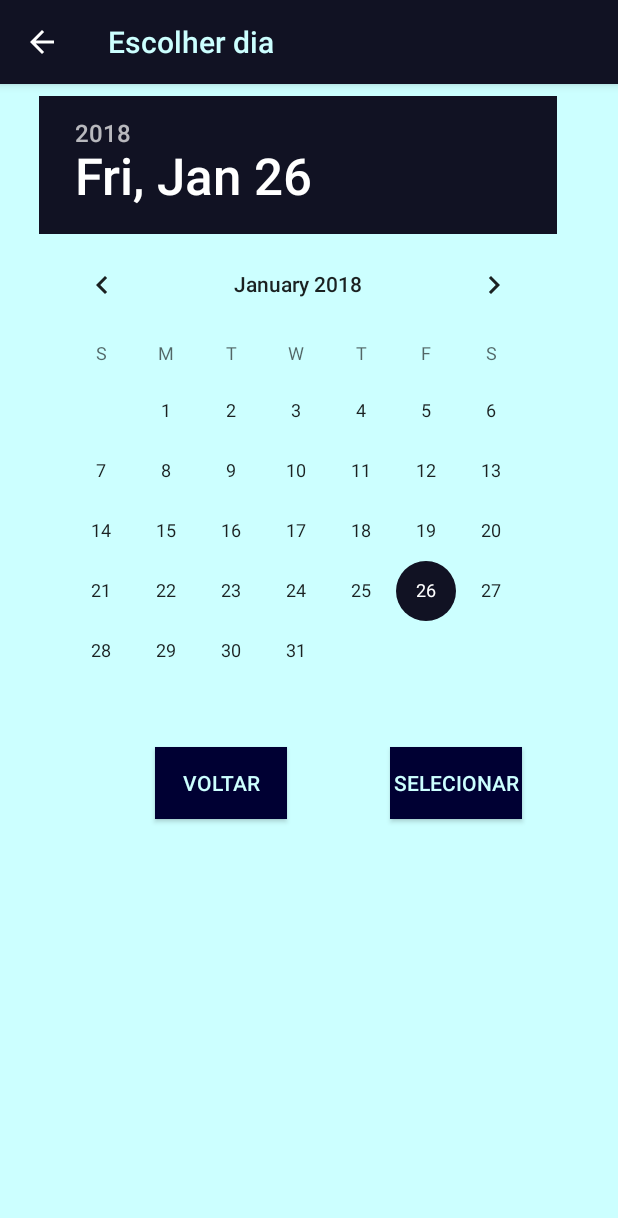
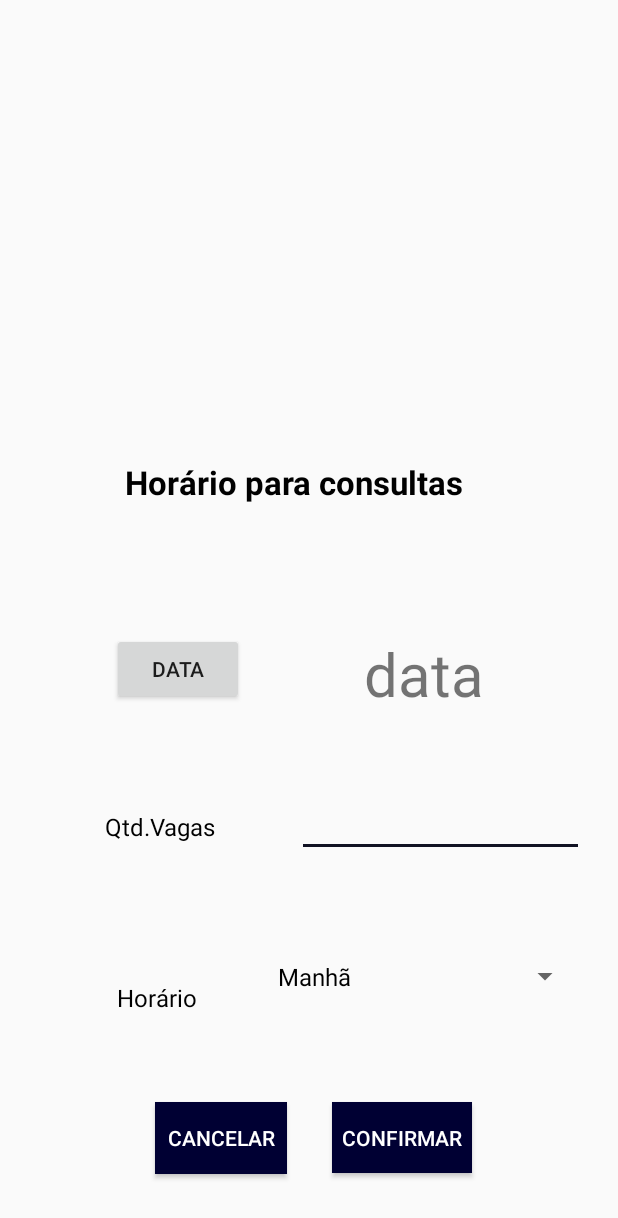
Before and after one commit to CGCavalcante/Health-new, an Android app: the MenuMedicoActivity screen opened directly, with no data from a screen before it, after a tap on "MEU CALENDÁRIO", on a phone screen of 412 x 824 dp. Shown: the top 1218 px of the screen. Run offline under Robolectric (Android 15) with nearby library versions, the phone set to English and light mode, and no system bars.

Commit message:
Mudanças na funcionalidade meu calendario (menu medico)

```diff
--- /dev/null
+++ b/app/src/main/java/com/maishealth/maishealth/CalendarioDialog.java
@@ -0,0 +1,91 @@
+package com.maishealth.maishealth;
+
+import android.app.DatePickerDialog;
+import android.content.Intent;
+import android.support.v7.app.AppCompatActivity;
+import android.os.Bundle;
+import android.view.View;
+import android.widget.AdapterView;
+import android.widget.ArrayAdapter;
+import android.widget.Button;
+import android.widget.DatePicker;
+import android.widget.EditText;
+import android.widget.Spinner;
+import android.widget.TextView;
+
+import com.maishealth.maishealth.usuario.gui.MenuMedicoActivity;
+
+import java.util.Calendar;
+
+public class CalendarioDialog extends AppCompatActivity {
+    private final String[] listaHorarioMedico = {"Manhã", "Tarde"};
+    Button btnConfirmarConsultas;
+    Button btnClick;
+    TextView textData;
+    private EditText editTextQtdVagasMed;
+    private Spinner spinnerHorarioMedico;
+
+    @Override
+    protected void onCreate(Bundle savedInstanceState) {
+        super.onCreate(savedInstanceState);
+        setContentView(R.layout.activity_calendario_dialog);
+
+        editTextQtdVagasMed = findViewById(R.id.editTextQtdVagasMed);
+        spinnerHorarioMedico = findViewById(R.id.editTextInicioHorMed);
+        btnConfirmarConsultas = findViewById(R.id.bt_confirmar_hor_montado_med);
+
+        btnClick = (Button) findViewById(R.id.btndata);
+        textData = (TextView) findViewById(R.id.data);
+
+        btnClick.setOnClickListener(new View.OnClickListener() {
+            @Override
+            public void onClick(View v) {
+                pegarData();
+            }
+        });
+
+        // inicia os valores do spinner:
+        spinnerHorarioMedico.setAdapter(new ArrayAdapter<>(this, android.R.layout.simple_spinner_dropdown_item, listaHorarioMedico));
+        spinnerHorarioMedico.setOnItemSelectedListener(new AdapterView.OnItemSelectedListener() {
+            @Override
+            public void onItemSelected(AdapterView<?> parent, View view, int position, long id) {
+            }
+
+            @Override
+            public void onNothingSelected(AdapterView<?> parent) {
+            }
+        });
+
+    }
+
+    private void pegarData() {
+        Calendar c = Calendar.getInstance();
+        int dia = c.get(Calendar.DAY_OF_MONTH);
+        int mes = c.get(Calendar.MONTH);
+        int ano = c.get(Calendar.YEAR);
+
+        DatePickerDialog dp = new DatePickerDialog(CalendarioDialog.this, new DatePickerDialog.OnDateSetListener() {
+            @Override
+            public void onDateSet(DatePicker view, int year, int month, int dayOfMonth) {
+                textData.setText(dayOfMonth + "/" + (month + 1) + "/" + year);
+            }
+        }, ano, mes, dia);
+
+        dp.show();
+    }
+
+    private void mudarTela(Class tela) {
+        Intent intent = new Intent(this, tela);
+        startActivity(intent);
+        finish();
+    }
+
+    public void voltarMenuMed(View view) {
+        this.mudarTela(MenuMedicoActivity.class);
+    }
+
+    @Override
+    public void onBackPressed() {
+        this.mudarTela(MenuMedicoActivity.class);
+    }
+}
--- a/app/src/main/java/com/maishealth/maishealth/infra/DataBase.java
+++ b/app/src/main/java/com/maishealth/maishealth/infra/DataBase.java
@@ -9,7 +9,7 @@ import static com.maishealth.maishealth.usuario.persistencia.ConstantePopularBan
 import static com.maishealth.maishealth.usuario.persistencia.ConstantePopularBanco.INSERIR_PACIENTE;
 import static com.maishealth.maishealth.usuario.persistencia.ConstantePopularBanco.INSERIR_PESSOA;
 import static com.maishealth.maishealth.usuario.persistencia.ConstantePopularBanco.INSERIR_USUARIO;
-import static com.maishealth.maishealth.usuario.persistencia.ConstantePopularBanco.INSERIR_HORARIO_MEDICO;
+//import static com.maishealth.maishealth.usuario.persistencia.ConstantePopularBanco.INSERIR_HORARIO_MEDICO;
 
 /**
  * Classe responsável por criar tabelas e o banco de dados
@@ -90,6 +90,8 @@ public class DataBase extends SQLiteOpenHelper {
     public static final String VAGAS = "vagas";
     public static final String HORARIO = "horario";
     public static final String ID_EST_MEDICO = "id_est_medico";
+
+
     private static final int DATABASE_VERSION = 8;
     private static final String DATABASE_NAME = "dbmaishealth";
 
@@ -99,6 +101,15 @@ public class DataBase extends SQLiteOpenHelper {
 
     @Override
     public void onCreate(SQLiteDatabase db) {
+
+        db.execSQL("CREATE TABLE " + TABELA_HORARIO_MEDICO + " (" +
+                ID_HOR_MEDICO + " INTEGER PRIMARY KEY AUTOINCREMENT, " +
+                DATA + " TEXT NOT NULL, " +
+                VAGAS + " INTEGER," +
+                HORARIO + " TEXT NOT NULL," +
+                ID_EST_MEDICO + " INTEGER);");
+
+
         db.execSQL("CREATE TABLE " + TABELA_USUARIO + " (" +
                 ID_USUARIO + " INTEGER PRIMARY KEY AUTOINCREMENT, " +
                 USUARIO_EMAIL + " TEXT NOT NULL UNIQUE, " +
@@ -166,11 +177,6 @@ public class DataBase extends SQLiteOpenHelper {
                 ID_EST_SINTOMA_CON_SIN + " INTEGER, " +
                 NOME_EST_SINTOMA_CON_SIN + " TEXT NOT NULL);");
 
-        db.execSQL("CREATE TABLE " + TABELA_HORARIO_MEDICO + "(" +
-                ID_HOR_MEDICO + "INTEGER PRIMARY KEY AUTOINCREMENT, " +
-                DATA + "TEXT NOT NULL, " + VAGAS + "INTEGER," +
-                HORARIO + "TEXT NOT NULL," +
-                ID_EST_MEDICO + "INTEGER);");
 
 
 
@@ -179,7 +185,7 @@ public class DataBase extends SQLiteOpenHelper {
         db.execSQL(INSERIR_PACIENTE);
         db.execSQL(INSERIR_MEDICO);
         db.execSQL(INSERIR_MEDICAMENTO);
-        db.execSQL(INSERIR_HORARIO_MEDICO);
+        //db.execSQL(INSERIR_HORARIO_MEDICO);
 
     }
 
--- a/app/src/main/java/com/maishealth/maishealth/usuario/gui/LoginActivity.java
+++ b/app/src/main/java/com/maishealth/maishealth/usuario/gui/LoginActivity.java
@@ -95,6 +95,8 @@ public class LoginActivity extends AppCompatActivity {
         startActivity(intent);
         finish();
     }
+
+
     //public void fecharApp(View view){
       //  finish();
     //}
--- a/app/src/main/java/com/maishealth/maishealth/usuario/gui/MenuMedicoActivity.java
+++ b/app/src/main/java/com/maishealth/maishealth/usuario/gui/MenuMedicoActivity.java
@@ -10,6 +10,7 @@ import android.view.View;
 import android.widget.TextView;
 
 
+import com.maishealth.maishealth.CalendarioDialog;
 import com.maishealth.maishealth.R;
 import com.maishealth.maishealth.usuario.dominio.Pessoa;
 import com.maishealth.maishealth.usuario.negocio.ServicosPessoa;
@@ -59,7 +60,11 @@ public class MenuMedicoActivity extends AppCompatActivity {
     public void TelaAtualizarPerfilMedico(View view){this.mudarTela(AtualizarPerfilActivity.class);
 
     }
-    public void TelaCalendario(View view){this.mudarTela(EscolherDia.class);}
+
+    public void TelaCalendario(View view) {
+        this.mudarTela(CalendarioDialog.class);
+    }
+
 
     public void telaMinhasConsultas(View view){this.mudarTela(ListaDeConsultasParaMedicoActivity.class);}
 
--- a/app/src/main/java/com/maishealth/maishealth/usuario/persistencia/ConstantePopularBanco.java
+++ b/app/src/main/java/com/maishealth/maishealth/usuario/persistencia/ConstantePopularBanco.java
@@ -50,8 +50,10 @@ public class ConstantePopularBanco {
             "('Dorflex')," +
             "('Diazepan')," +
             "('Lasartana');";
+    /*
     public static final String INSERIR_HORARIO_MEDICO = "INSERT INTO 'horario_medico' ('data','vagas','horario') VALUES" +
             "('30/01/2018','20','Manhã')," +
             "('31/01/2018','15','Tarde');";
+            */
 
 }
--- /dev/null
+++ b/app/src/main/res/layout/activity_calendario_dialog.xml
@@ -0,0 +1,154 @@
+<?xml version="1.0" encoding="utf-8"?>
+<android.support.constraint.ConstraintLayout xmlns:android="http://schemas.android.com/apk/res/android"
+    xmlns:app="http://schemas.android.com/apk/res-auto"
+    xmlns:tools="http://schemas.android.com/tools"
+    android:layout_width="match_parent"
+    android:layout_height="match_parent"
+    tools:context="com.maishealth.maishealth.CalendarioDialog">
+
+    <TextView
+        android:id="@+id/textViewHorarioMed"
+        android:layout_width="246dp"
+        android:layout_height="33dp"
+        android:layout_marginBottom="484dp"
+        android:layout_marginEnd="8dp"
+        android:layout_marginStart="8dp"
+        android:layout_marginTop="20dp"
+        android:text="@string/text_view_horario_montado_medico"
+        android:textAlignment="textStart"
+        android:textColor="@android:color/black"
+        android:textSize="22sp"
+        android:textStyle="bold"
+        app:layout_constraintBottom_toBottomOf="parent"
+        app:layout_constraintEnd_toEndOf="parent"
+        app:layout_constraintStart_toStartOf="parent"
+        app:layout_constraintTop_toBottomOf="@+id/materialup.appbar" />
+
+    <Spinner
+        android:id="@+id/editTextInicioHorMed"
+        android:layout_width="210dp"
+        android:layout_height="39dp"
+        android:layout_gravity="center_horizontal"
+        android:layout_marginEnd="8dp"
+        android:layout_marginStart="24dp"
+        android:layout_marginTop="60dp"
+        android:ems="10"
+        android:inputType="time"
+        android:textColor="@android:color/black"
+        app:layout_constraintEnd_toEndOf="parent"
+        app:layout_constraintStart_toEndOf="@+id/textViewHorMedico"
+        app:layout_constraintTop_toBottomOf="@+id/editTextQtdVagasMed" />
+
+    <TextView
+        android:id="@+id/textViewQtdVagasMed"
+        android:layout_width="wrap_content"
+        android:layout_height="wrap_content"
+        android:layout_margin="28dp"
+        android:layout_marginBottom="8dp"
+        android:layout_marginEnd="8dp"
+        android:layout_marginStart="28dp"
+        android:layout_marginTop="72dp"
+        android:text="@string/text_view_qtd_vagas_hor_med"
+        android:textColor="@android:color/black"
+        android:textSize="16sp"
+        app:layout_constraintBottom_toBottomOf="parent"
+        app:layout_constraintEnd_toEndOf="parent"
+        app:layout_constraintHorizontal_bias="0.149"
+        app:layout_constraintStart_toStartOf="parent"
+        app:layout_constraintTop_toBottomOf="@+id/btndata"
+        app:layout_constraintVertical_bias="0.152" />
+
+    <TextView
+        android:id="@+id/textViewHorMedico"
+        android:layout_width="58dp"
+        android:layout_height="26dp"
+        android:layout_marginEnd="8dp"
+        android:layout_marginStart="8dp"
+        android:layout_marginTop="92dp"
+        android:text="@string/text_view_hor_montado_med"
+        android:textColor="@android:color/black"
+        android:textSize="16sp"
+        app:layout_constraintEnd_toEndOf="parent"
+        app:layout_constraintHorizontal_bias="0.0"
+        app:layout_constraintStart_toStartOf="@+id/textViewQtdVagasMed"
+        app:layout_constraintTop_toBottomOf="@+id/textViewQtdVagasMed" />
+
+    <Button
+        android:id="@+id/buttonCancelar"
+        android:layout_width="wrap_content"
+        android:layout_height="wrap_content"
+        android:layout_marginTop="64dp"
+        android:background="@color/colorButoes"
+        android:onClick="voltarMenuMed"
+        android:text="@string/button_cancelar"
+        android:textColor="@color/colorTextoBut"
+        app:layout_constraintEnd_toStartOf="@+id/bt_confirmar_hor_montado_med"
+        app:layout_constraintHorizontal_bias="0.453"
+        app:layout_constraintStart_toStartOf="@+id/textViewHorMedico"
+        app:layout_constraintTop_toBottomOf="@+id/editTextInicioHorMed" />
+
+    <Button
+        android:id="@+id/bt_confirmar_hor_montado_med"
+        android:layout_width="93dp"
+        android:layout_height="47dp"
+        android:layout_marginEnd="8dp"
+        android:layout_marginStart="8dp"
+        android:layout_marginTop="64dp"
+        android:background="@color/colorButoes"
+        android:text="@string/button_confirmar_hor_mont_med"
+        android:textColor="@color/colorTextoBut"
+        app:layout_constraintEnd_toEndOf="parent"
+        app:layout_constraintHorizontal_bias="0.705"
+        app:layout_constraintStart_toStartOf="parent"
+        app:layout_constraintTop_toBottomOf="@+id/editTextInicioHorMed" />
+
+    <EditText
+        android:id="@+id/editTextQtdVagasMed"
+        android:layout_width="191dp"
+        android:layout_height="47dp"
+        android:layout_gravity="center_horizontal"
+        android:layout_marginEnd="8dp"
+        android:layout_marginStart="16dp"
+        android:layout_marginTop="48dp"
+        android:ems="10"
+        android:inputType="numberSigned"
+        android:textColor="@android:color/black"
+        app:layout_constraintEnd_toEndOf="parent"
+        app:layout_constraintHorizontal_bias="0.724"
+        app:layout_constraintStart_toEndOf="@+id/textViewQtdVagasMed"
+        app:layout_constraintTop_toBottomOf="@+id/data" />
+
+    <TextView
+        android:id="@+id/data"
+        android:layout_width="wrap_content"
+        android:layout_height="wrap_content"
+        android:layout_marginBottom="8dp"
+        android:layout_marginEnd="8dp"
+        android:layout_marginStart="8dp"
+        android:layout_marginTop="8dp"
+        android:text="data"
+        android:textSize="40dp"
+        app:layout_constraintBottom_toBottomOf="parent"
+        app:layout_constraintEnd_toEndOf="parent"
+        app:layout_constraintHorizontal_bias="0.469"
+        app:layout_constraintStart_toEndOf="@+id/btndata"
+        app:layout_constraintTop_toBottomOf="@+id/textViewHorarioMed"
+        app:layout_constraintVertical_bias="0.179" />
+
+
+    <Button
+        android:id="@+id/btndata"
+        android:layout_width="wrap_content"
+        android:layout_height="wrap_content"
+        android:layout_marginBottom="8dp"
+        android:layout_marginEnd="8dp"
+        android:layout_marginStart="8dp"
+        android:layout_marginTop="8dp"
+        android:text="Data"
+        app:layout_constraintBottom_toBottomOf="parent"
+        app:layout_constraintEnd_toEndOf="parent"
+        app:layout_constraintHorizontal_bias="0.217"
+        app:layout_constraintStart_toStartOf="parent"
+        app:layout_constraintTop_toBottomOf="@+id/textViewHorarioMed"
+        app:layout_constraintVertical_bias="0.176" />
+</android.support.constraint.ConstraintLayout>
--- a/app/src/main/res/layout/activity_menu_medico.xml
+++ b/app/src/main/res/layout/activity_menu_medico.xml
@@ -61,7 +61,6 @@
         android:layout_marginBottom="16dp"
         android:layout_marginEnd="8dp"
         android:layout_marginStart="8dp"
-        android:layout_marginTop="8dp"
         android:background="@color/colorButoes"
         android:onClick="onClickSair"
         android:text="@string/button_sair"
@@ -71,7 +70,7 @@
         app:layout_constraintEnd_toEndOf="parent"
         app:layout_constraintStart_toStartOf="parent"
         app:layout_constraintTop_toBottomOf="@+id/bt_minhasconsultas"
-        app:layout_constraintVertical_bias="0.76" />
+        app:layout_constraintVertical_bias="0.505" />
 
 
 
```
Also changed, not shown: app/src/main/AndroidManifest.xml (+3 -4 lines).
